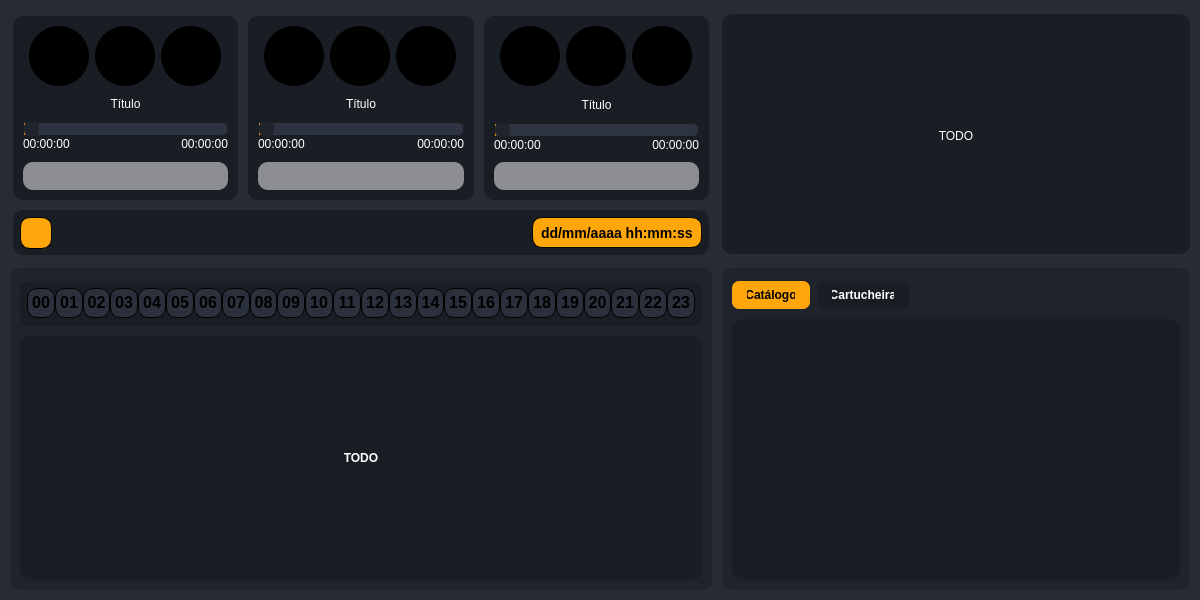
Old version of the form UI/player.ui in the repository BrunoCardosoFS/NaxiStudioMix.
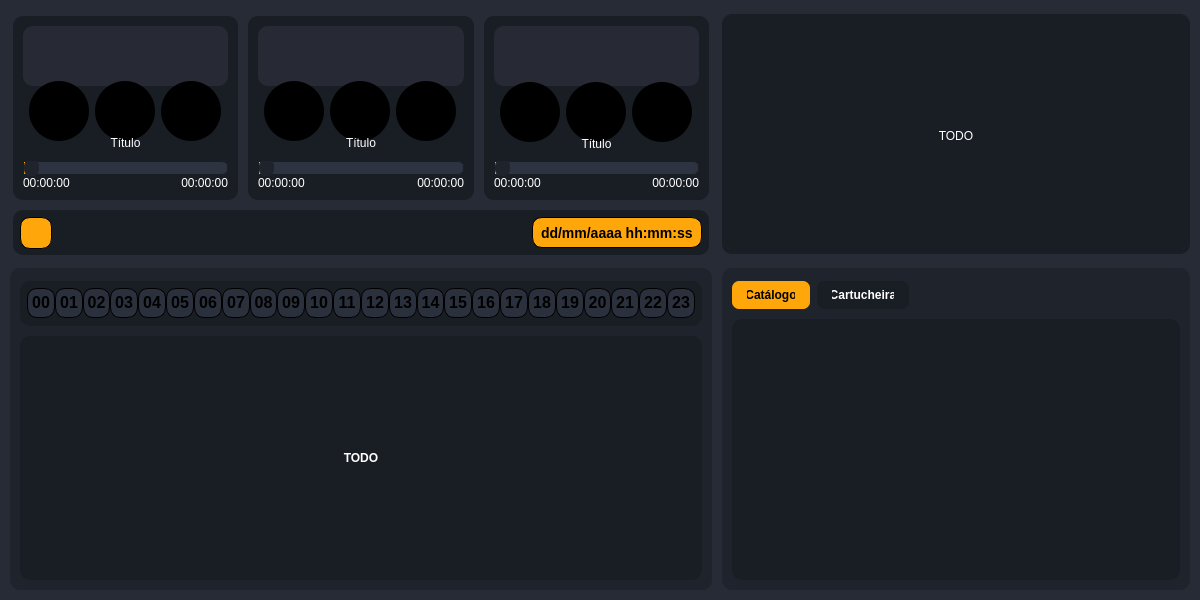
New version of the form. Icons and pictures are not drawn.

Commit message: Visual adjustments to the file list and players

Patch:
```diff
--- a/UI/player.ui
+++ b/UI/player.ui
@@ -1661,7 +1661,7 @@
 }
 
 QGroupBox#playersArea QPushButton#loadMediaPlayer1, QGroupBox#playersArea QPushButton#loadMediaPlayer2, QGroupBox#playersArea QPushButton#loadMediaPlayer3{
-	background-color: rgba(255,255,255,128);
+	background-color: #272A34;
 	border-radius:10px;
 }
 
@@ -1746,7 +1746,7 @@
             <property name="styleSheet">
              <string notr="true"/>
             </property>
-            <layout class="QVBoxLayout" name="player1Layout" stretch="0,1,0,0">
+            <layout class="QVBoxLayout" name="player1Layout" stretch="0,0,1,0">
              <property name="spacing">
               <number>11</number>
              </property>
@@ -1762,6 +1762,40 @@
              <property name="bottomMargin">
               <number>10</number>
              </property>
+             <item>
+              <widget class="QPushButton" name="loadMediaPlayer1">
+               <property name="enabled">
+                <bool>true</bool>
+               </property>
+               <property name="sizePolicy">
+                <sizepolicy hsizetype="Expanding" vsizetype="Fixed">
+                 <horstretch>0</horstretch>
+                 <verstretch>0</verstretch>
+                </sizepolicy>
+               </property>
+               <property name="minimumSize">
+                <size>
+                 <width>0</width>
+                 <height>60</height>
+                </size>
+               </property>
+               <property name="maximumSize">
+                <size>
+                 <width>16777215</width>
+                 <height>60</height>
+                </size>
+               </property>
+               <property name="cursor">
+                <cursorShape>OpenHandCursor</cursorShape>
+               </property>
+               <property name="styleSheet">
+                <string notr="true">border-radius:10px;</string>
+               </property>
+               <property name="text">
+                <string/>
+               </property>
+              </widget>
+             </item>
              <item>
               <widget class="QWidget" name="player1Controls" native="true">
                <property name="minimumSize">
@@ -1991,25 +2025,6 @@
                </layout>
               </widget>
              </item>
-             <item>
-              <widget class="QPushButton" name="loadMediaPlayer1">
-               <property name="enabled">
-                <bool>true</bool>
-               </property>
-               <property name="sizePolicy">
-                <sizepolicy hsizetype="Expanding" vsizetype="Expanding">
-                 <horstretch>0</horstretch>
-                 <verstretch>0</verstretch>
-                </sizepolicy>
-               </property>
-               <property name="styleSheet">
-                <string notr="true">border-radius:10px;</string>
-               </property>
-               <property name="text">
-                <string/>
-               </property>
-              </widget>
-             </item>
             </layout>
            </widget>
           </item>
@@ -2034,7 +2049,7 @@
             <property name="styleSheet">
              <string notr="true"/>
             </property>
-            <layout class="QVBoxLayout" name="player2Layout" stretch="0,1,0,0">
+            <layout class="QVBoxLayout" name="player2Layout" stretch="0,0,1,0">
              <property name="spacing">
               <number>11</number>
              </property>
@@ -2050,6 +2065,37 @@
              <property name="bottomMargin">
               <number>10</number>
              </property>
+             <item>
+              <widget class="QPushButton" name="loadMediaPlayer2">
+               <property name="sizePolicy">
+                <sizepolicy hsizetype="Expanding" vsizetype="Fixed">
+                 <horstretch>0</horstretch>
+                 <verstretch>0</verstretch>
+                </sizepolicy>
+               </property>
+               <property name="minimumSize">
+                <size>
+                 <width>0</width>
+                 <height>60</height>
+                </size>
+               </property>
+               <property name="maximumSize">
+                <size>
+                 <width>16777215</width>
+                 <height>60</height>
+                </size>
+               </property>
+               <property name="cursor">
+                <cursorShape>OpenHandCursor</cursorShape>
+               </property>
+               <property name="styleSheet">
+                <string notr="true">border-radius:10px;</string>
+               </property>
+               <property name="text">
+                <string/>
+               </property>
+              </widget>
+             </item>
              <item>
               <widget class="QWidget" name="player2Controls" native="true">
                <property name="minimumSize">
@@ -2273,22 +2319,6 @@
                </layout>
               </widget>
              </item>
-             <item>
-              <widget class="QPushButton" name="loadMediaPlayer2">
-               <property name="sizePolicy">
-                <sizepolicy hsizetype="Expanding" vsizetype="Expanding">
-                 <horstretch>0</horstretch>
-                 <verstretch>0</verstretch>
-                </sizepolicy>
-               </property>
-               <property name="styleSheet">
-                <string notr="true">border-radius:10px;</string>
-               </property>
-               <property name="text">
-                <string/>
-               </property>
-              </widget>
-             </item>
             </layout>
            </widget>
           </item>
@@ -2313,7 +2343,7 @@
             <property name="styleSheet">
              <string notr="true"/>
             </property>
-            <layout class="QVBoxLayout" name="player3Layout" stretch="0,1,0,0">
+            <layout class="QVBoxLayout" name="player3Layout" stretch="0,0,1,0">
              <property name="spacing">
               <number>10</number>
              </property>
@@ -2329,6 +2359,37 @@
              <property name="bottomMargin">
               <number>10</number>
              </property>
+             <item>
+              <widget class="QPushButton" name="loadMediaPlayer3">
+               <property name="sizePolicy">
+                <sizepolicy hsizetype="Expanding" vsizetype="Fixed">
+                 <horstretch>0</horstretch>
+                 <verstretch>0</verstretch>
+                </sizepolicy>
+               </property>
+               <property name="minimumSize">
+                <size>
+                 <width>0</width>
+                 <height>60</height>
+                </size>
+               </property>
+               <property name="maximumSize">
+                <size>
+                 <width>16777215</width>
+                 <height>60</height>
+                </size>
+               </property>
+               <property name="cursor">
+                <cursorShape>OpenHandCursor</cursorShape>
+               </property>
+               <property name="styleSheet">
+                <string notr="true">border-radius:10px;</string>
+               </property>
+               <property name="text">
+                <string/>
+               </property>
+              </widget>
+             </item>
              <item>
               <widget class="QWidget" name="player3Controls" native="true">
                <property name="minimumSize">
@@ -2558,22 +2619,6 @@
                </layout>
               </widget>
              </item>
-             <item>
-              <widget class="QPushButton" name="loadMediaPlayer3">
-               <property name="sizePolicy">
-                <sizepolicy hsizetype="Expanding" vsizetype="Expanding">
-                 <horstretch>0</horstretch>
-                 <verstretch>0</verstretch>
-                </sizepolicy>
-               </property>
-               <property name="styleSheet">
-                <string notr="true">border-radius:10px;</string>
-               </property>
-               <property name="text">
-                <string/>
-               </property>
-              </widget>
-             </item>
             </layout>
            </widget>
           </item>
```
Left out of the diff: 30 changed lines with no effect on the pictures. The commit also changes 4 other files.
